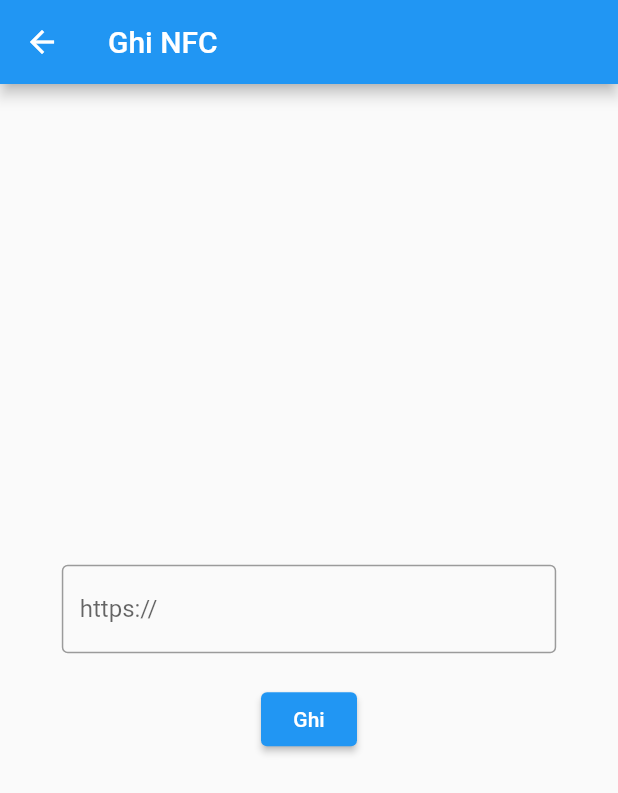
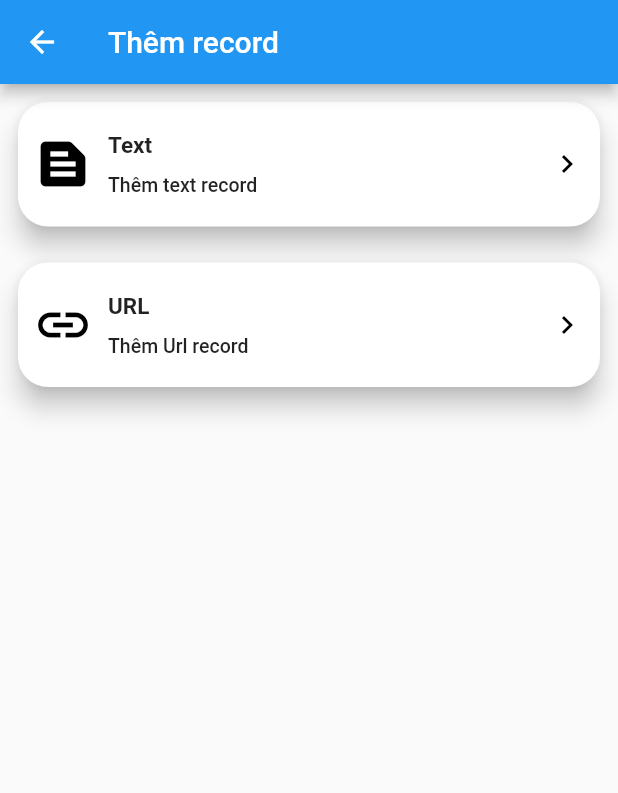
Before and after one commit to KhiemPham1702/Seminar_Mobile, a Flutter app: the screen it shows after launch, after a tap on "Ghi NFC", on a phone screen of 412 x 824 dp. Shown: the top 793 px of the screen. Run offline on Flutter 3.47's test engine with Material 2 defaults, Android fonts, the phone set to English and light mode, and no system bars; our stand-ins replace flutter_bloc, fluttertoast; missing offline and left inert: epassportnfc, flutter_nfc_kit, ndef.

Commit message:
final seminar

```diff
--- a/lib/home_screen.dart
+++ b/lib/home_screen.dart
@@ -1,6 +1,7 @@
 import 'package:flutter/material.dart';
 import 'package:test_plugin/cccd_screen.dart';
 import 'package:test_plugin/services/nfc_services.dart';
+import 'package:test_plugin/utils/dialogs.dart';
 import 'package:test_plugin/write_screen.dart';
 
 class HomeScreen extends StatelessWidget {
@@ -20,13 +21,15 @@ class HomeScreen extends StatelessWidget {
         'text': 'Đọc NFC ',
         'icon': Icons.remove_red_eye_rounded,
         'onPress': () {
-          NFCServices.instance.readFromNFC();
+          Dialogs.showNFCAction(context , 'Đọc');
+          NFCServices.instance.readFromNFC(context);
         }
       },
       {
         'text': 'Ghi NFC ',
         'icon': Icons.read_more,
         'onPress': () {
+
           Navigator.push(context, MaterialPageRoute(builder: (context) => WriteScreen()));
         }
       }
--- a/lib/main.dart
+++ b/lib/main.dart
@@ -4,16 +4,21 @@ import 'dart:convert';
 import 'package:epassportnfc/epassportnfc.dart';
 import 'package:flutter/material.dart';
 import 'package:flutter/services.dart';
+import 'package:flutter_bloc/flutter_bloc.dart';
 import 'package:flutter_nfc_kit/flutter_nfc_kit.dart';
 import 'package:ndef/ndef.dart' as ndef;
+import 'package:test_plugin/blocs/loading_cubit.dart';
 import 'package:test_plugin/home_screen.dart';
 import 'package:url_launcher/url_launcher.dart';
 
 void main() {
   runApp(
-    const MaterialApp(
-      debugShowCheckedModeBanner: false,
-      home: HomeScreen(),
+    BlocProvider(
+      create: (context) => LoadingCubit(),
+      child: const MaterialApp(
+        debugShowCheckedModeBanner: false,
+        home: HomeScreen(),
+      ),
     ),
   );
 }
--- /dev/null
+++ b/lib/text_view.dart
@@ -0,0 +1,20 @@
+import 'package:flutter/material.dart';
+
+class TextView extends StatelessWidget {
+  const TextView({super.key, required this.text});
+  final String text;
+  @override
+  Widget build(BuildContext context) {
+    return Scaffold(
+      appBar: AppBar(
+        title: const Text('Text Record'),
+      ),
+
+      body: Center(
+        child: Text('Text của bạn: $text' , style: const TextStyle(
+          fontSize: 20
+        ),)
+      ),
+    );
+  }
+}
--- a/lib/write_screen.dart
+++ b/lib/write_screen.dart
@@ -1,50 +1,90 @@
 import 'package:flutter/material.dart';
 import 'package:test_plugin/services/nfc_services.dart';
 import 'package:fluttertoast/fluttertoast.dart';
+import 'package:test_plugin/text_write_screen.dart';
+import 'package:test_plugin/url_write_screen.dart';
+import 'package:test_plugin/utils/dialogs.dart';
+
+import 'cccd_screen.dart';
 class WriteScreen extends StatelessWidget {
   WriteScreen({super.key});
   final controller = TextEditingController();
   @override
   Widget build(BuildContext context) {
+    final listItem = [
+      {
+        'text': 'Text',
+        'title': 'Thêm text record',
+        'icon': Icons.text_snippet,
+        'onPress': () {
+          Navigator.push(context, MaterialPageRoute(builder: (context) =>  TextWriteScreen()));
+        }
+      },
+      {
+        'text': 'URL',
+        'title': 'Thêm Url record',
+        'icon': Icons.link,
+        'onPress': () {
+          Navigator.push(context, MaterialPageRoute(builder: (context) =>  UrlWriteScreen()));
+        }
+      },
+    ];
     return Scaffold(
       appBar: AppBar(
-        title: const Text('Ghi NFC'),
+        title: const Text('Thêm record'),
       ),
-      body: Center(
-        child: SingleChildScrollView(
-          child: Column(
-            children: [
-              SizedBox(
-                width: MediaQuery.of(context).size.width * 0.8,
-                child: TextField(
-                  controller: controller,
-                  decoration: const InputDecoration(
-                      border: OutlineInputBorder(),
-                      hintText: 'https://'
+      body: SingleChildScrollView(
+        child: Column(
+          children: [
+            ...listItem
+                .map((e) => Padding(
+              padding: const EdgeInsets.all(8.0),
+              child: GestureDetector(
+                onTap: e['onPress'] as Function(),
+                child: Card(
+                  shape: RoundedRectangleBorder(
+                      borderRadius: BorderRadius.circular(20)),
+                  elevation: 7,
+                  child: Padding(
+                    padding: const EdgeInsets.symmetric(
+                        horizontal: 10,
+                        vertical: 20
+                    ),
+                    child: Row(
+                      mainAxisAlignment: MainAxisAlignment.spaceBetween,
+                      children: [
+                        Icon(e['icon'] as IconData , color: Colors.black, size: 40,),
+                        const SizedBox(width: 10,),
+                        Column(
+                          crossAxisAlignment: CrossAxisAlignment.start,
+                          children: [
+                            Text(
+                              e['text'] as String,
+                              style: const TextStyle(
+                                fontWeight: FontWeight.w700,
+                                fontSize: 15,
+                              ),
+                            ),
+                            const SizedBox(height: 10,),
+                            Text(
+                              e['title'] as String,
+                              style: const TextStyle(
+                                fontWeight: FontWeight.w500,
+                                fontSize: 13,
+                              ),
+                            ),
+                          ],
+                        ),
+                        Spacer(),
+                        Icon(Icons.keyboard_arrow_right_outlined , color: Colors.black,)
+                      ],
+                    ),
                   ),
                 ),
               ),
-              const SizedBox(height: 20,),
-              ElevatedButton(
-                  onPressed: () async {
-                      try {
-                        NFCServices.instance.writeToNFC(controller.text);
-                      }
-                      catch (e) {
-                        Fluttertoast.showToast(
-                            msg: "Lỗi ghi thẻ",
-                            toastLength: Toast.LENGTH_SHORT,
-                            gravity: ToastGravity.BOTTOM,
-                            timeInSecForIosWeb: 1,
-                            backgroundColor: Colors.red,
-                            textColor: Colors.white,
-                            fontSize: 16.0
-                        );
-                      }
-                  },
-                  child: const Text('Ghi')),
-            ],
-          ),
+            ))
+                .toList()
+          ],
         ),
       ),
     );
```
Also changed, not shown: lib/blocs/loading_cubit.dart (added, +9 -0 lines), lib/services/nfc_services.dart (+42 -6 lines), lib/text_write_screen.dart (added, +79 -0 lines), lib/url_write_screen.dart (added, +71 -0 lines), lib/utils/dialogs.dart (added, +55 -0 lines), pubspec.yaml (+4 -3 lines), assets/icons/ic_check.png (added), assets/icons/ic_nfc.png (added), assets/icons/ic_time.png (added), pubspec.lock.
